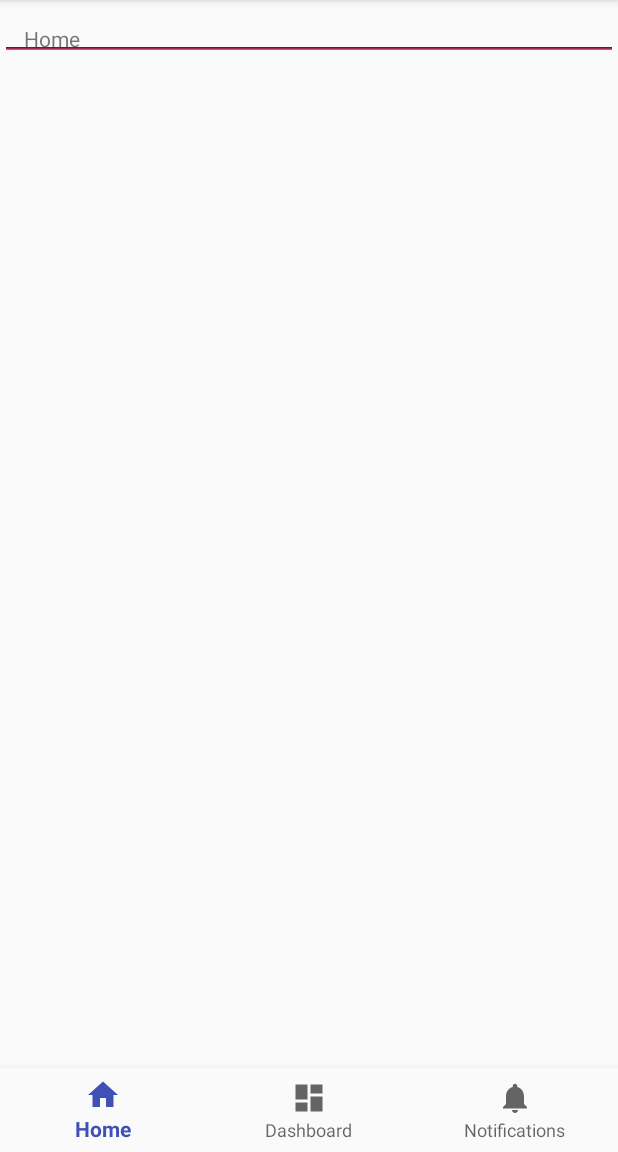
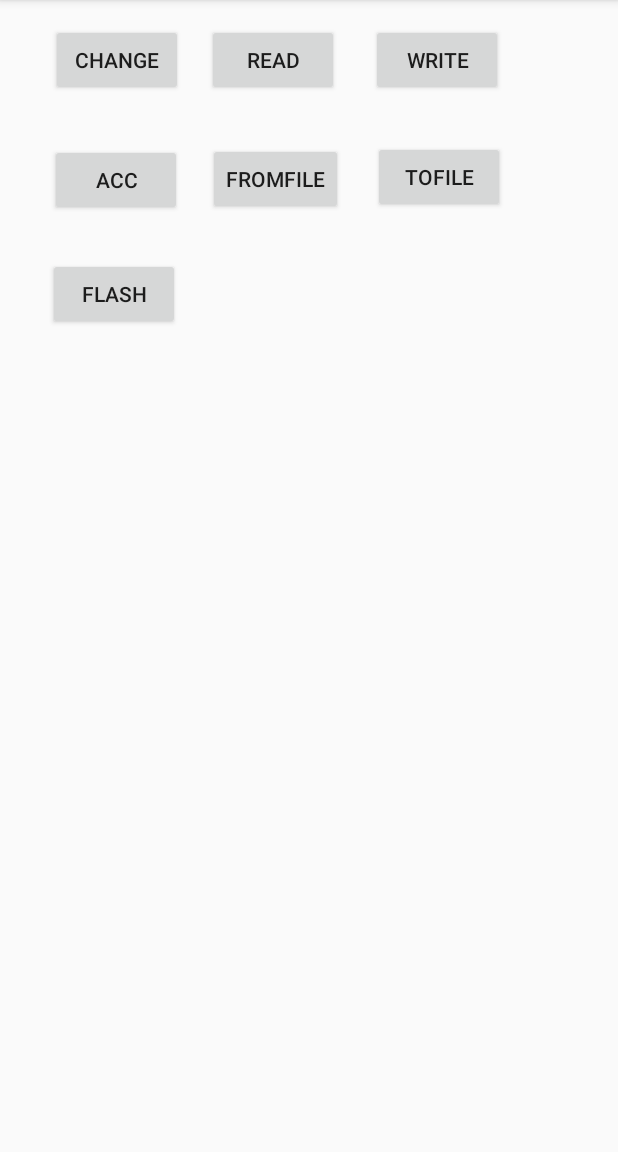
Before and after one commit to blezalex/WheelBoardAndroid, an Android app: the screen it shows after launch (MainActivity), on a phone screen of 412 x 824 dp, the part 84-1236 px from its top. Run offline under Robolectric (Android 15) with nearby library versions, the phone set to English and light mode, and no system bars; 2 statements that could not run were skipped.

Commit message:
Basic load save to file and editor

```diff
--- a/app/src/main/AndroidManifest.xml
+++ b/app/src/main/AndroidManifest.xml
@@ -9,15 +9,18 @@
         android:roundIcon="@mipmap/ic_launcher_round"
         android:supportsRtl="true"
         android:theme="@style/AppTheme">
+        <activity android:name=".SettingsActivity">
+
+        </activity>
         <activity
             android:name=".MainActivity"
             android:label="@string/app_name">
             <intent-filter>
                 <action android:name="android.intent.action.MAIN" />
-
                 <category android:name="android.intent.category.LAUNCHER" />
             </intent-filter>
         </activity>
+
     </application>
 
 </manifest>
--- a/app/src/main/res/layout/activity_main.xml
+++ b/app/src/main/res/layout/activity_main.xml
@@ -7,35 +7,80 @@
     android:layout_height="match_parent"
     tools:context="ride.wheelboardapp.MainActivity">
 
-    <TextView
-        android:id="@+id/message"
+    <Button
+        android:id="@+id/saveToFlash"
         android:layout_width="wrap_content"
         android:layout_height="wrap_content"
-        android:layout_marginLeft="@dimen/activity_horizontal_margin"
-        android:layout_marginStart="@dimen/activity_horizontal_margin"
-        android:layout_marginTop="@dimen/activity_vertical_margin"
-        android:text="@string/title_home"
-        app:layout_constraintLeft_toLeftOf="parent"
+        android:layout_marginStart="32dp"
+        android:layout_marginTop="28dp"
+        android:text="FLASH"
+        app:layout_constraintStart_toStartOf="parent"
+        app:layout_constraintTop_toBottomOf="@+id/callibrateAcc"
+        android:onClick="onClick"/>
+
+    <Button
+        android:id="@+id/changeSettings"
+        android:layout_width="wrap_content"
+        android:layout_height="wrap_content"
+        android:layout_marginStart="34dp"
+        android:layout_marginTop="16dp"
+        android:onClick="onClick"
+        android:text="Change"
+        app:layout_constraintStart_toStartOf="parent"
         app:layout_constraintTop_toTopOf="parent" />
 
-    <EditText
-        android:layout_width="match_parent"
-        android:layout_height="40dp" />
+    <Button
+        android:id="@+id/readFromBoard"
+        android:layout_width="wrap_content"
+        android:layout_height="wrap_content"
+        android:layout_marginStart="16dp"
+        android:layout_marginTop="16dp"
+        android:text="Read"
+        app:layout_constraintStart_toEndOf="@+id/changeSettings"
+        app:layout_constraintTop_toTopOf="parent"
+        android:onClick="onClick"/>
 
-    <EditText
-        android:layout_width="match_parent"
-        android:layout_height="40dp" />
+    <Button
+        android:id="@+id/saveToBoard"
+        android:layout_width="wrap_content"
+        android:layout_height="48dp"
+        android:layout_marginStart="21dp"
+        android:layout_marginTop="16dp"
+        android:text="Write"
+        app:layout_constraintStart_toEndOf="@+id/readFromBoard"
+        app:layout_constraintTop_toTopOf="parent"
+        android:onClick="onClick"/>
 
-    <android.support.design.widget.BottomNavigationView
-        android:id="@+id/navigation"
-        android:layout_width="0dp"
+    <Button
+        android:id="@+id/callibrateAcc"
+        android:layout_width="wrap_content"
         android:layout_height="wrap_content"
-        android:layout_marginEnd="0dp"
-        android:layout_marginStart="0dp"
-        android:background="?android:attr/windowBackground"
-        app:layout_constraintBottom_toBottomOf="parent"
-        app:layout_constraintLeft_toLeftOf="parent"
-        app:layout_constraintRight_toRightOf="parent"
-        app:menu="@menu/navigation" />
+        android:layout_marginStart="33dp"
+        android:layout_marginTop="32dp"
+        android:text="ACC"
+        app:layout_constraintStart_toStartOf="parent"
+        app:layout_constraintTop_toBottomOf="@+id/changeSettings"
+        android:onClick="onClick"/>
 
+    <Button
+        android:id="@+id/readFromFile"
+        android:layout_width="wrap_content"
+        android:layout_height="wrap_content"
+        android:layout_marginStart="17dp"
+        android:layout_marginTop="31dp"
+        android:text="FromFile"
+        app:layout_constraintStart_toEndOf="@+id/callibrateAcc"
+        app:layout_constraintTop_toBottomOf="@+id/readFromBoard"
+        android:onClick="onClick"/>
+
+    <Button
+        android:id="@+id/saveToFile"
+        android:layout_width="wrap_content"
+        android:layout_height="wrap_content"
+        android:layout_marginStart="20dp"
+        android:layout_marginTop="30dp"
+        android:text="ToFile"
+        app:layout_constraintStart_toEndOf="@+id/readFromFile"
+        app:layout_constraintTop_toBottomOf="@+id/saveToBoard"
+        android:onClick="onClick"/>
 </android.support.constraint.ConstraintLayout>
```
Also changed, not shown: app/build.gradle (+9 -4 lines), app/src/main/java/ride/wheelboardapp/AppCompatPreferenceActivity.java (added, +105 -0 lines), app/src/main/java/ride/wheelboardapp/MainActivity.java (+95 -23 lines), app/src/main/java/ride/wheelboardapp/SettingsActivity.java (added, +280 -0 lines), app/src/main/res/drawable/ic_info_black_24dp.xml (added, +9 -0 lines), app/src/main/res/drawable/ic_sync_black_24dp.xml (added, +9 -0 lines).
